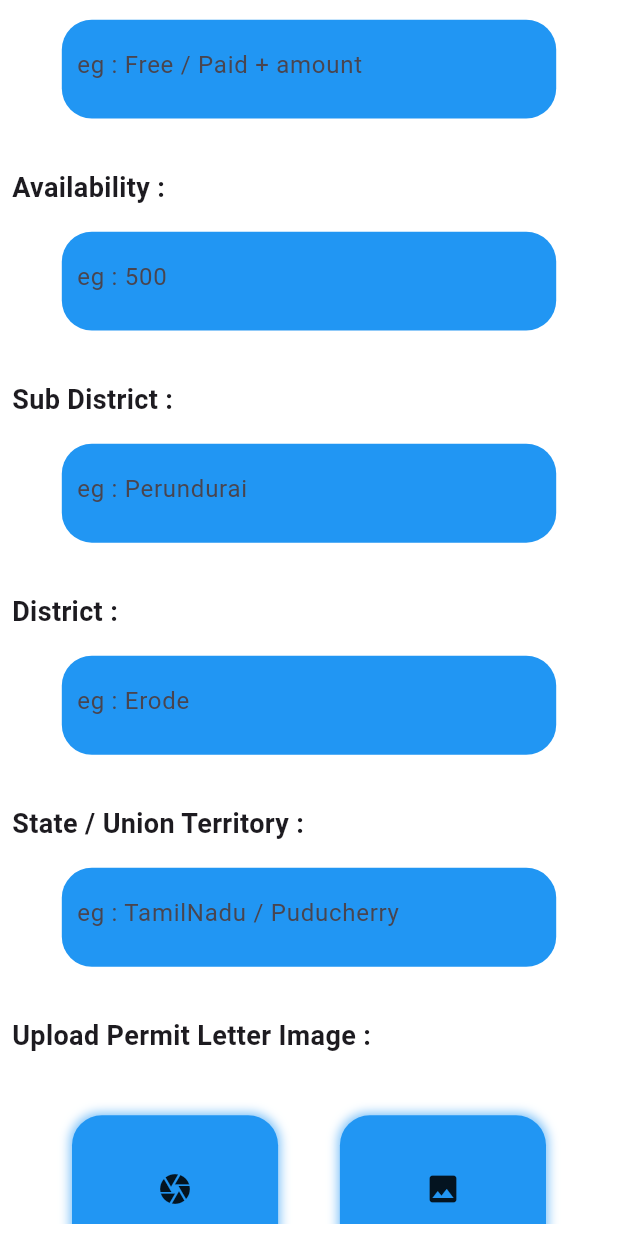
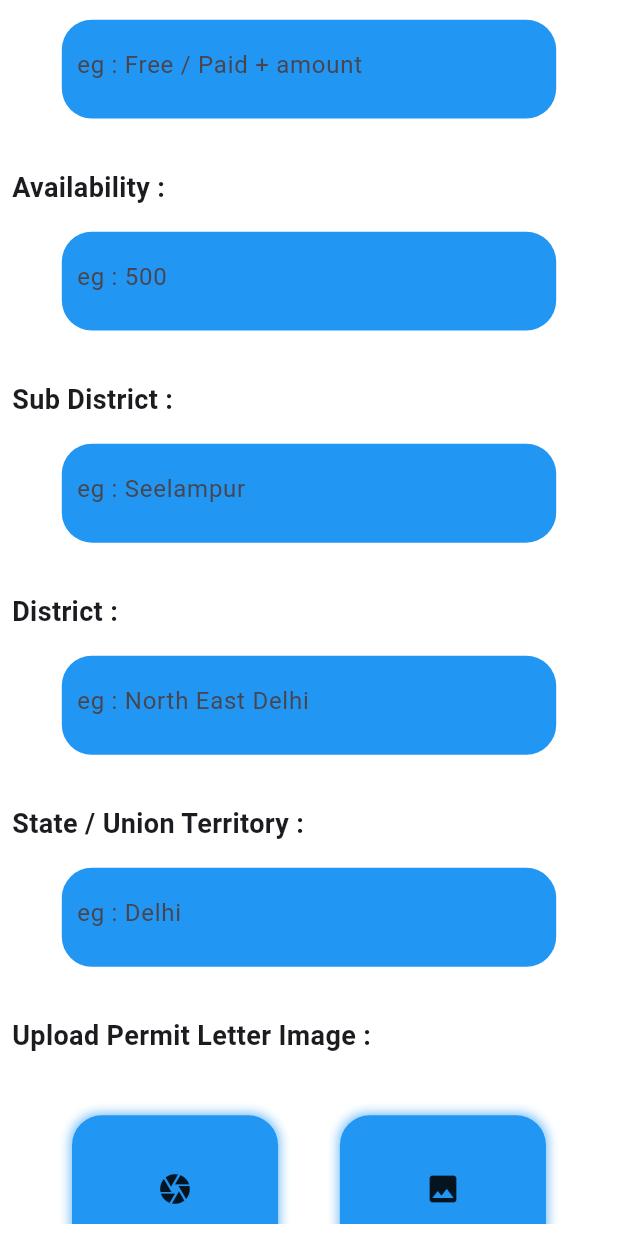
Before and after one commit to deepak-dee3/SIH_HOSPITALITY_FLUTTER_APP, a Flutter app: the new_event screen opened directly, scrolled down 1152 dp, on a phone screen of 412 x 824 dp. Run offline on Flutter 3.47's test engine with Material 3 defaults, Android fonts, the phone set to English and light mode, and no system bars; our stand-ins replace animated_splash_screen, cloud_firestore, firebase_auth, firebase_core, firebase_storage, flutter_image_compress and 7 more; missing offline and left inert: onesignal_flutter, translator; accounts and stored records are empty; network calls fail; project files that could hold a hidden picture were left out.

```diff
--- a/lib/ADMIN/new_event.dart
+++ b/lib/ADMIN/new_event.dart
@@ -499,7 +499,7 @@ validator: (value) {
 
 
             decoration: InputDecoration(
-              hintText: 'eg : Perundurai',
+              hintText: 'eg : Seelampur',
               border: InputBorder.none,
               contentPadding: EdgeInsets.only(left:10,top: 13),
 
@@ -534,7 +534,7 @@ validator: (value) {
 
 
             decoration: InputDecoration(
-              hintText: 'eg : Erode',
+              hintText: 'eg : North East Delhi',
               border: InputBorder.none,
               contentPadding: EdgeInsets.only(left:10,top: 13),
 
@@ -569,7 +569,7 @@ validator: (value) {
 
 
             decoration: InputDecoration(
-              hintText: 'eg : TamilNadu / Puducherry',
+              hintText: 'eg : Delhi',
               border: InputBorder.none,
               contentPadding: EdgeInsets.only(left:10,top: 13),
 
--- a/lib/PUBLIC/new2.dart
+++ b/lib/PUBLIC/new2.dart
@@ -83,7 +83,8 @@ class _EventDetailPagesState extends State<EventDetailPages> {
 
   void toggleLanguage() {
     if (isEnglish) {
-      translateFields('hi');
+     // translateFields('hi');
+     translateFields('ta');
 
     }
    /* else if(isHindi)
--- a/lib/main.dart
+++ b/lib/main.dart
@@ -323,6 +323,7 @@ Align(
                           ),
                     ),
                     TextFormField(
+
                      controller: login_passcontroller,
                 validator: (value){
                     if(value == null || value.isEmpty)
--- a/lib/sign_up_page.dart
+++ b/lib/sign_up_page.dart
@@ -717,9 +717,7 @@ Future<void> pickimage() async {
   }
 
   return null;
-}
-
-,
+},
                       cursorColor: Colors.black,
                       style: TextStyle(
                           fontSize: 17,
```
Also changed, not shown: lib/ADMIN/program_full_details_admin.dart (+18 -11 lines), assets/manipal hospitals.jpg (added), assets/proof.jpg (added).
